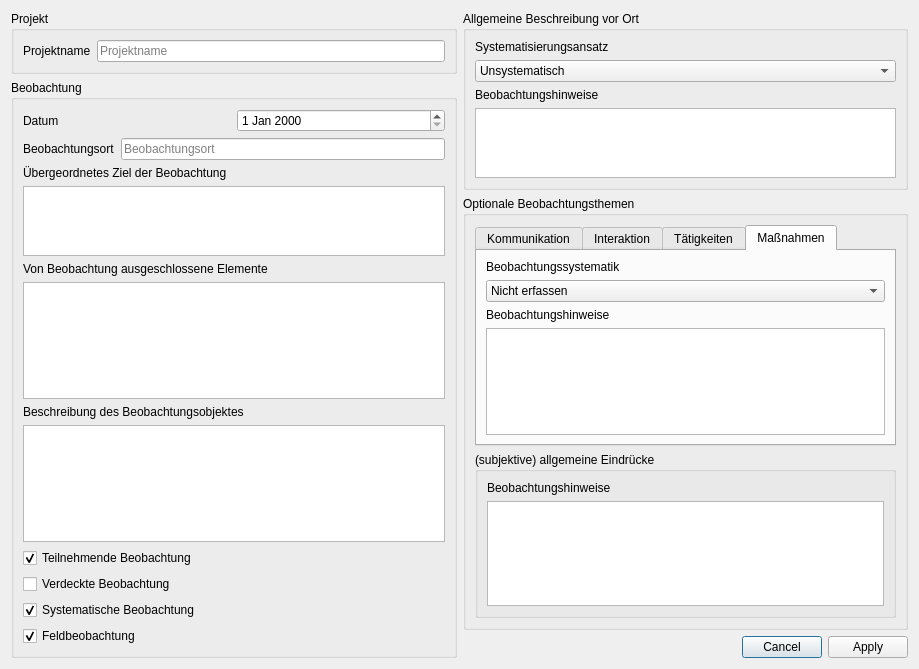
This is app/res/GUI/NewFileDialog.ui in NikFri94/observation_guid_generataor as Qt 5 draws it before an edit. The edited form follows.
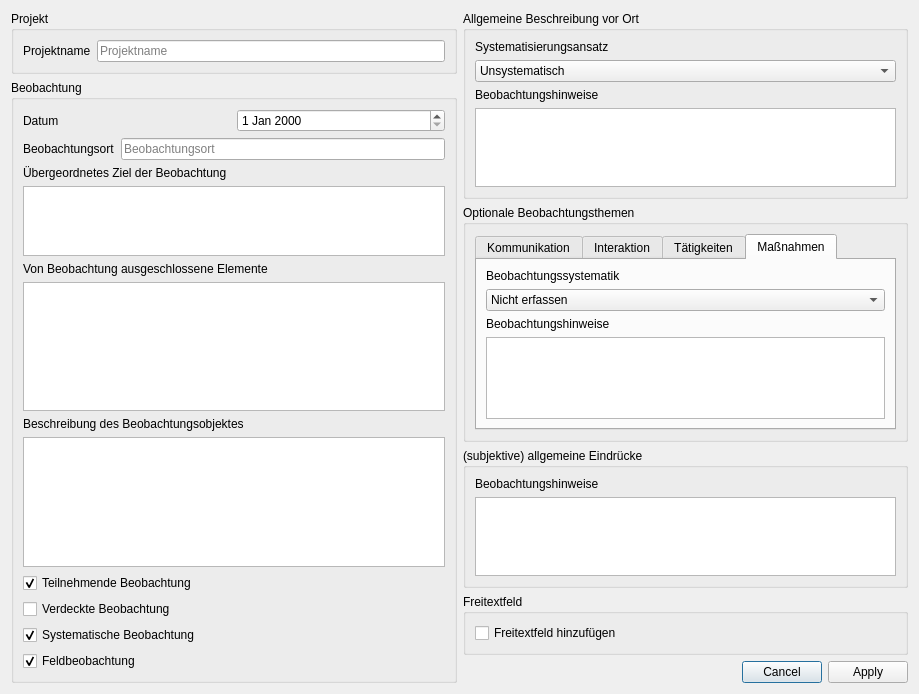
This is the edited form.

What changed in the file:
```diff
--- a/app/res/GUI/NewFileDialog.ui
+++ b/app/res/GUI/NewFileDialog.ui
@@ -7,7 +7,7 @@
     <x>0</x>
     <y>0</y>
     <width>919</width>
-    <height>669</height>
+    <height>694</height>
    </rect>
   </property>
   <property name="cursor">
@@ -445,6 +445,9 @@
           </widget>
          </widget>
         </item>
+       </layout>
+      </widget>
+     </item>
         <item>
          <widget class="QGroupBox" name="groupBox_5">
           <property name="title">
@@ -464,6 +467,19 @@
           </layout>
          </widget>
         </item>
+     <item>
+      <widget class="QGroupBox" name="groupBox_6">
+       <property name="title">
+        <string>Freitextfeld</string>
+       </property>
+       <layout class="QVBoxLayout" name="verticalLayout_15">
+        <item>
+         <widget class="QCheckBox" name="cbFreeText">
+          <property name="text">
+           <string>Freitextfeld hinzufügen</string>
+          </property>
+         </widget>
+        </item>
        </layout>
       </widget>
      </item>
```
Left out of the diff: 4 changed lines with no effect on the pictures. Lines whose indentation alone changed are shown as unchanged.
